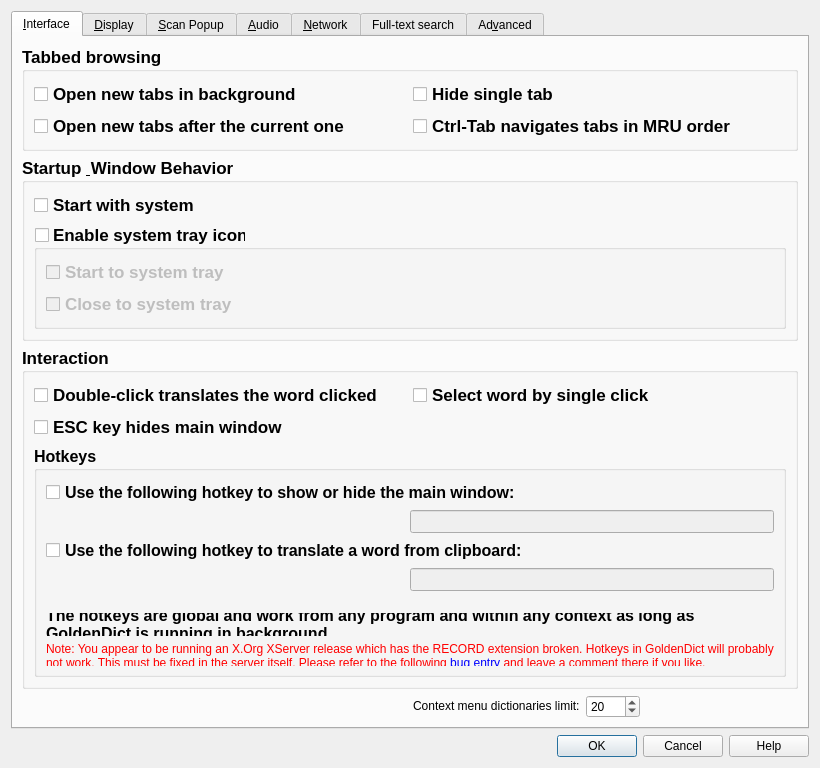
This is src/ui/forms/preferences.ui in FrightenedFoxCN/goldendict as Qt 5 draws it before an edit. The edited form follows.
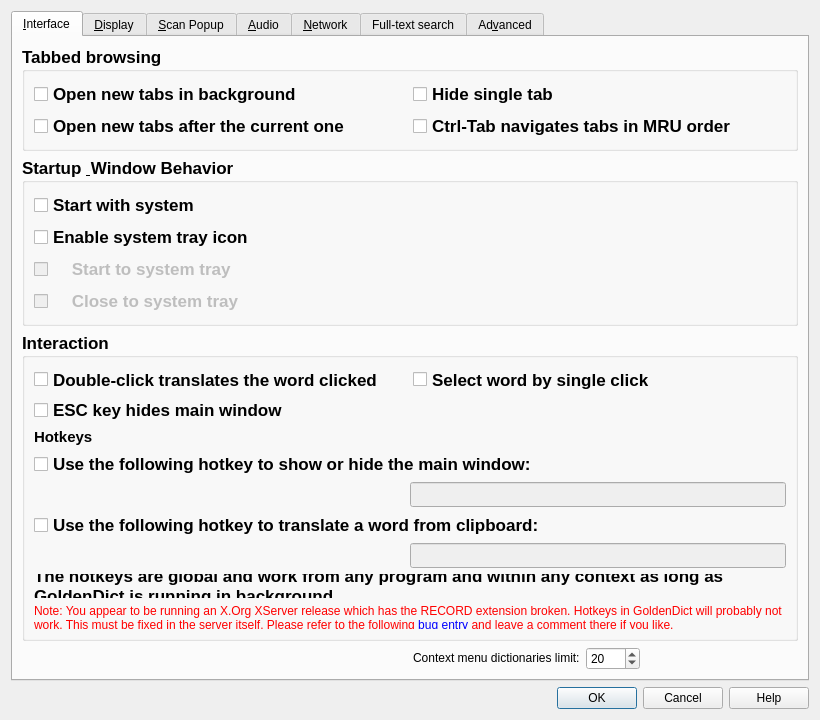
This is the edited form. Icons and pictures are not drawn. Custom widgets are drawn as their Qt base class.

Commit message: UI improvements: flatten nested groups, add theme follow system option, improve dropdown clickability

The edit to the form file:
```diff
--- a/src/ui/forms/preferences.ui
+++ b/src/ui/forms/preferences.ui
@@ -71,45 +71,47 @@
            </widget>
           </item>
           <item row="1" column="0">
-           <widget class="QGroupBox" name="enableTrayIcon">
+           <widget class="QCheckBox" name="enableTrayIcon">
             <property name="toolTip">
              <string>When enabled, an icon appears in the system tray area which can be used
 to open main window and perform other tasks.</string>
             </property>
-            <property name="title">
+            <property name="text">
              <string>Enable system tray icon</string>
             </property>
-            <property name="checkable">
-             <bool>true</bool>
-            </property>
-            <property name="checked">
-             <bool>false</bool>
-            </property>
-            <layout class="QVBoxLayout" name="verticalLayout">
+           </widget>
+          </item>
+          <item row="2" column="0">
+           <layout class="QVBoxLayout" name="trayOptionsLayout">
              <item>
               <widget class="QCheckBox" name="startToTray">
+              <property name="enabled">
+               <bool>false</bool>
+              </property>
                <property name="toolTip">
                 <string>With this on, the application starts directly to system tray without showing
 its main window.</string>
                </property>
                <property name="text">
-                <string>Start to system tray</string>
+               <string>    Start to system tray</string>
                </property>
               </widget>
              </item>
              <item>
               <widget class="QCheckBox" name="closeToTray">
+              <property name="enabled">
+               <bool>false</bool>
+              </property>
                <property name="toolTip">
                 <string>With this on, an attempt to close main window would hide it instead of closing
 the application.</string>
                </property>
                <property name="text">
-                <string>Close to system tray</string>
+               <string>    Close to system tray</string>
                </property>
               </widget>
              </item>
             </layout>
-           </widget>
           </item>
          </layout>
         </widget>
@@ -156,26 +158,27 @@
            </widget>
           </item>
           <item row="2" column="0" colspan="2">
-           <widget class="QGroupBox" name="hotkeysGroup">
+           <widget class="QLabel" name="hotkeysLabel">
             <property name="font">
              <font>
-              <pointsize>12</pointsize>
+              <pointsize>11</pointsize>
               <weight>75</weight>
               <bold>true</bold>
              </font>
             </property>
-            <property name="title">
+            <property name="text">
              <string>Hotkeys</string>
             </property>
-            <layout class="QVBoxLayout" name="verticalLayout_hotkeys">
-             <item>
+           </widget>
+          </item>
+          <item row="3" column="0" colspan="2">
               <widget class="QCheckBox" name="enableMainWindowHotkey">
                <property name="text">
                 <string>Use the following hotkey to show or hide the main window:</string>
                </property>
               </widget>
              </item>
-             <item>
+          <item row="4" column="0" colspan="2">
               <layout class="QHBoxLayout" name="horizontalLayout_7">
                <item>
                 <spacer name="horizontalSpacer_2">
@@ -199,14 +202,14 @@
                </item>
               </layout>
              </item>
-             <item>
+          <item row="5" column="0" colspan="2">
               <widget class="QCheckBox" name="enableClipboardHotkey">
                <property name="text">
                 <string>Use the following hotkey to translate a word from clipboard:</string>
                </property>
               </widget>
              </item>
-             <item>
+          <item row="6" column="0" colspan="2">
               <layout class="QHBoxLayout" name="horizontalLayout_8">
                <item>
                 <spacer name="horizontalSpacer_4">
@@ -230,23 +233,7 @@
                </item>
               </layout>
              </item>
-             <item>
-              <spacer name="verticalSpacer_hotkeys_hint">
-               <property name="orientation">
-                <enum>Qt::Vertical</enum>
-               </property>
-               <property name="sizeType">
-                <enum>QSizePolicy::Fixed</enum>
-               </property>
-               <property name="sizeHint" stdset="0">
-                <size>
-                 <width>20</width>
-                 <height>16</height>
-                </size>
-               </property>
-              </spacer>
-             </item>
-             <item>
+          <item row="7" column="0" colspan="2">
               <widget class="QLabel" name="label_8">
                <property name="text">
                 <string>The hotkeys are global and work from any program and within any context as long as GoldenDict is running in background.</string>
@@ -256,7 +243,7 @@
                </property>
               </widget>
              </item>
-             <item>
+          <item row="8" column="0" colspan="2">
               <widget class="QLabel" name="brokenXRECORD">
                <property name="text">
                 <string>&lt;!DOCTYPE HTML PUBLIC &quot;-//W3C//DTD HTML 4.0//EN&quot; &quot;http://www.w3.org/TR/REC-html40/strict.dtd&quot;&gt;
@@ -279,9 +266,6 @@
             </layout>
            </widget>
           </item>
-         </layout>
-        </widget>
-       </item>
        <item row="0" column="0" colspan="2">
         <spacer name="verticalSpacer_8">
          <property name="orientation">
@@ -559,6 +543,16 @@
         </layout>
        </item>
        <item row="4" column="0" colspan="2">
+        <widget class="QCheckBox" name="followSystemTheme">
+         <property name="toolTip">
+          <string>When enabled, the application will automatically switch between dark and light themes based on your system settings (macOS only).</string>
+         </property>
+         <property name="text">
+          <string>Follow system dark/light theme</string>
+         </property>
+        </widget>
+       </item>
+       <item row="5" column="0" colspan="2">
         <widget class="QGroupBox" name="themeOverridesGroup">
          <property name="font">
           <font>
@@ -582,10 +576,20 @@
            </widget>
           </item>
           <item>
-           <widget class="QGroupBox" name="articleThemeGroup">
-            <property name="title">
+           <widget class="QLabel" name="articleThemeLabel">
+            <property name="font">
+             <font>
+              <pointsize>11</pointsize>
+              <weight>75</weight>
+              <bold>true</bold>
+             </font>
+            </property>
+            <property name="text">
              <string>Article</string>
             </property>
+           </widget>
+          </item>
+          <item>
             <layout class="QGridLayout" name="gridLayout_articleTheme">
              <item row="0" column="0">
               <widget class="QLabel" name="articleFontFamilyLabel">
@@ -733,13 +737,22 @@
               </widget>
              </item>
             </layout>
-           </widget>
           </item>
           <item>
-           <widget class="QGroupBox" name="uiThemeGroup">
-            <property name="title">
+           <widget class="QLabel" name="uiThemeLabel">
+            <property name="font">
+             <font>
+              <pointsize>11</pointsize>
+              <weight>75</weight>
+              <bold>true</bold>
+             </font>
+            </property>
+            <property name="text">
              <string>Interface</string>
             </property>
+           </widget>
+          </item>
+          <item>
             <layout class="QGridLayout" name="gridLayout_uiTheme">
              <item row="0" column="0">
               <widget class="QLabel" name="uiFontFamilyLabel">
@@ -859,12 +872,11 @@
               </widget>
              </item>
             </layout>
-           </widget>
           </item>
          </layout>
         </widget>
        </item>
-       <item row="5" column="0" colspan="2">
+       <item row="6" column="0" colspan="2">
         <spacer name="verticalSpacer_display_bottom">
          <property name="orientation">
           <enum>Qt::Vertical</enum>
@@ -1412,10 +1424,6 @@
            </widget>
           </item>
           <item>
-           <widget class="QGroupBox" name="customSettingsGroup">
-            <property name="title">
-             <string>Custom settings</string>
-            </property>
             <layout class="QVBoxLayout" name="verticalLayout_18">
              <item>
               <layout class="QHBoxLayout" name="horizontalLayout_3">
@@ -1487,7 +1495,6 @@
               </layout>
              </item>
             </layout>
-           </widget>
           </item>
          </layout>
         </widget>
```
Lines whose indentation alone changed are shown as unchanged. The commit also changes 1 other file.
